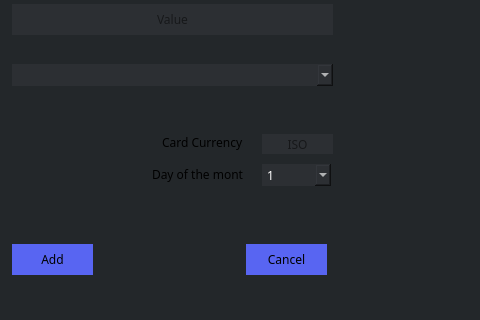
This is 3_Solution/CleverClient/addincomedialog.ui in georgecpp/CleverPocket as Qt 5 draws it before an edit; both pictures show x 188 to 668 and y 156 to 476 of the 800 by 600 pixel window. The edited form follows.
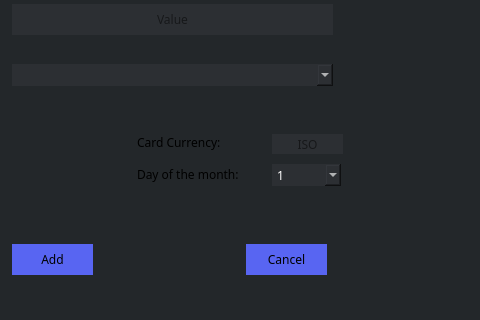
This is the edited form.

```diff
--- a/3_Solution/CleverClient/addincomedialog.ui
+++ b/3_Solution/CleverClient/addincomedialog.ui
@@ -140,7 +140,7 @@
    <widget class="QComboBox" name="dayOfMonthComboBox">
     <property name="geometry">
      <rect>
-      <x>290</x>
+      <x>300</x>
       <y>300</y>
       <width>69</width>
       <height>22</height>
@@ -324,9 +324,9 @@
    <widget class="QLabel" name="label">
     <property name="geometry">
      <rect>
-      <x>180</x>
+      <x>165</x>
       <y>300</y>
-      <width>91</width>
+      <width>131</width>
       <height>20</height>
      </rect>
     </property>
@@ -420,9 +420,9 @@
    <widget class="QLabel" name="label_2">
     <property name="geometry">
      <rect>
-      <x>190</x>
+      <x>165</x>
       <y>270</y>
-      <width>81</width>
+      <width>111</width>
       <height>16</height>
      </rect>
     </property>
@@ -446,7 +446,7 @@
    <widget class="QLineEdit" name="cardCurrencyISO">
     <property name="geometry">
      <rect>
-      <x>290</x>
+      <x>300</x>
       <y>270</y>
       <width>71</width>
       <height>20</height>
```
